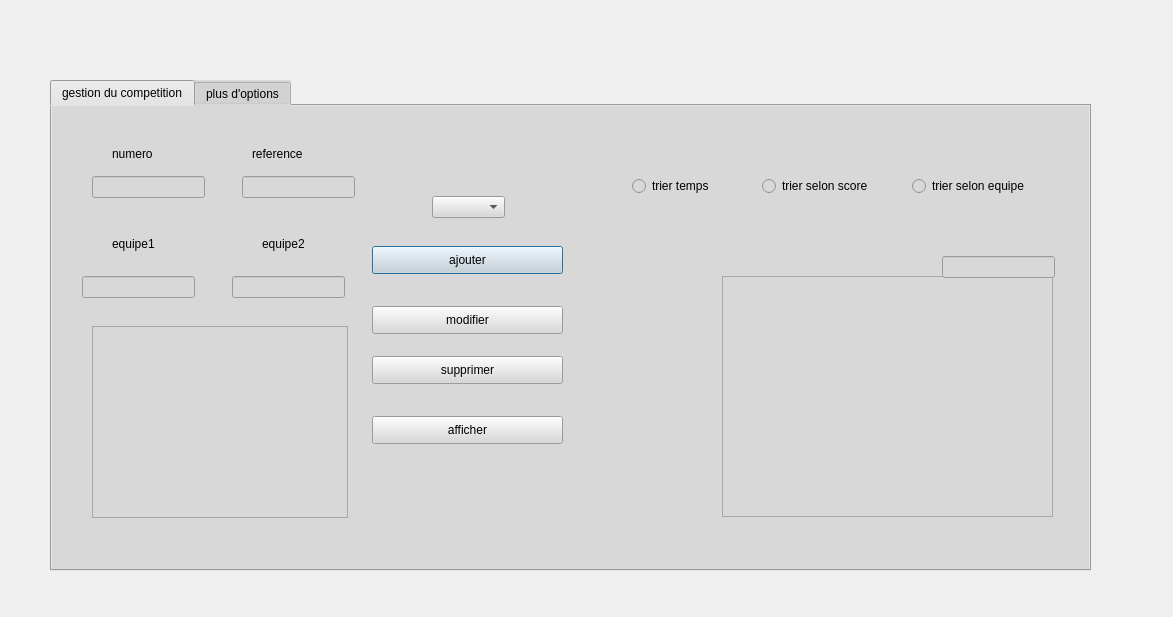
helamoalla/olympic_games_2A16, file abir/competition.ui: the form before one commit.
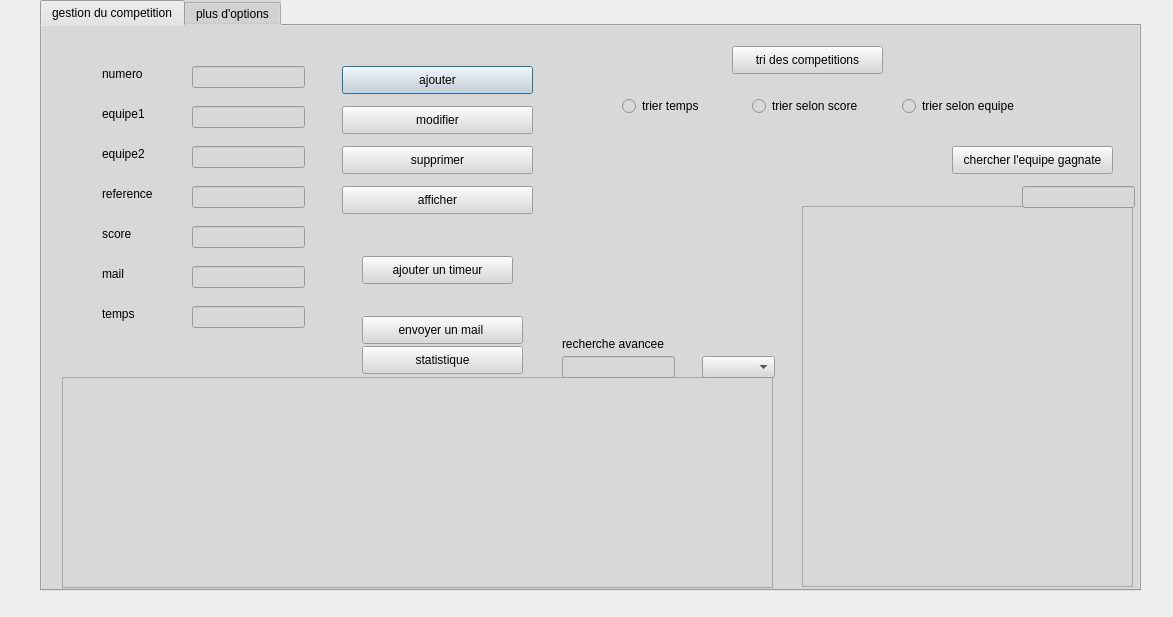
The form after the commit.

Diff of the .ui file:
```diff
--- a/abir/competition.ui
+++ b/abir/competition.ui
@@ -16,10 +16,10 @@
   <widget class="QTabWidget" name="tabWidget">
    <property name="geometry">
     <rect>
-     <x>50</x>
-     <y>80</y>
-     <width>1041</width>
-     <height>491</height>
+     <x>40</x>
+     <y>0</y>
+     <width>1101</width>
+     <height>591</height>
     </rect>
    </property>
    <property name="styleSheet">
@@ -35,8 +35,8 @@
     <widget class="QPushButton" name="pb_ajouter">
      <property name="geometry">
       <rect>
-       <x>320</x>
-       <y>140</y>
+       <x>300</x>
+       <y>40</y>
        <width>191</width>
        <height>28</height>
       </rect>
@@ -48,8 +48,8 @@
     <widget class="QPushButton" name="pb_modifier">
      <property name="geometry">
       <rect>
-       <x>320</x>
-       <y>200</y>
+       <x>300</x>
+       <y>80</y>
        <width>191</width>
        <height>28</height>
       </rect>
@@ -61,8 +61,8 @@
     <widget class="QPushButton" name="pb_supprimer">
      <property name="geometry">
       <rect>
-       <x>320</x>
-       <y>250</y>
+       <x>300</x>
+       <y>120</y>
        <width>191</width>
        <height>28</height>
       </rect>
@@ -74,8 +74,8 @@
     <widget class="QPushButton" name="pb_afficher">
      <property name="geometry">
       <rect>
-       <x>320</x>
-       <y>310</y>
+       <x>300</x>
+       <y>160</y>
        <width>191</width>
        <height>28</height>
       </rect>
@@ -88,7 +88,7 @@
      <property name="geometry">
       <rect>
        <x>60</x>
-       <y>130</y>
+       <y>80</y>
        <width>56</width>
        <height>16</height>
       </rect>
@@ -100,8 +100,8 @@
     <widget class="QLabel" name="label_2">
      <property name="geometry">
       <rect>
-       <x>210</x>
-       <y>130</y>
+       <x>60</x>
+       <y>120</y>
        <width>56</width>
        <height>16</height>
       </rect>
@@ -113,8 +113,8 @@
     <widget class="QLineEdit" name="le_equipe1">
      <property name="geometry">
       <rect>
-       <x>30</x>
-       <y>170</y>
+       <x>150</x>
+       <y>80</y>
        <width>113</width>
        <height>22</height>
       </rect>
@@ -123,8 +123,8 @@
     <widget class="QLineEdit" name="le_equipe2">
      <property name="geometry">
       <rect>
-       <x>180</x>
-       <y>170</y>
+       <x>150</x>
+       <y>120</y>
        <width>113</width>
        <height>22</height>
       </rect>
@@ -146,8 +146,8 @@
     <widget class="QLineEdit" name="le_numero">
      <property name="geometry">
       <rect>
-       <x>40</x>
-       <y>70</y>
+       <x>150</x>
+       <y>40</y>
        <width>113</width>
        <height>22</height>
       </rect>
@@ -156,8 +156,8 @@
     <widget class="QLineEdit" name="le_ref">
      <property name="geometry">
       <rect>
-       <x>190</x>
-       <y>70</y>
+       <x>150</x>
+       <y>160</y>
        <width>113</width>
        <height>22</height>
       </rect>
@@ -166,8 +166,8 @@
     <widget class="QLabel" name="label_3">
      <property name="geometry">
       <rect>
-       <x>200</x>
-       <y>40</y>
+       <x>60</x>
+       <y>160</y>
        <width>56</width>
        <height>16</height>
       </rect>
@@ -179,18 +179,18 @@
     <widget class="QTableView" name="tabCompetition">
      <property name="geometry">
       <rect>
-       <x>40</x>
-       <y>220</y>
-       <width>256</width>
-       <height>192</height>
+       <x>20</x>
+       <y>351</y>
+       <width>711</width>
+       <height>211</height>
       </rect>
      </property>
     </widget>
     <widget class="QComboBox" name="comboBox">
      <property name="geometry">
       <rect>
-       <x>380</x>
-       <y>90</y>
+       <x>660</x>
+       <y>330</y>
        <width>73</width>
        <height>22</height>
       </rect>
@@ -238,23 +238,180 @@
     <widget class="QTableView" name="tableView">
      <property name="geometry">
       <rect>
-       <x>670</x>
-       <y>170</y>
+       <x>760</x>
+       <y>180</y>
        <width>331</width>
-       <height>241</height>
+       <height>381</height>
       </rect>
      </property>
     </widget>
     <widget class="QLineEdit" name="lineEdit">
      <property name="geometry">
       <rect>
-       <x>890</x>
-       <y>150</y>
+       <x>980</x>
+       <y>160</y>
        <width>113</width>
        <height>22</height>
       </rect>
      </property>
     </widget>
+    <widget class="QLabel" name="score">
+     <property name="geometry">
+      <rect>
+       <x>60</x>
+       <y>200</y>
+       <width>56</width>
+       <height>16</height>
+      </rect>
+     </property>
+     <property name="text">
+      <string>score</string>
+     </property>
+    </widget>
+    <widget class="QLabel" name="mail">
+     <property name="geometry">
+      <rect>
+       <x>60</x>
+       <y>240</y>
+       <width>56</width>
+       <height>16</height>
+      </rect>
+     </property>
+     <property name="text">
+      <string>mail</string>
+     </property>
+    </widget>
+    <widget class="QLineEdit" name="le_score">
+     <property name="geometry">
+      <rect>
+       <x>150</x>
+       <y>200</y>
+       <width>113</width>
+       <height>22</height>
+      </rect>
+     </property>
+    </widget>
+    <widget class="QLineEdit" name="le_mail">
+     <property name="geometry">
+      <rect>
+       <x>150</x>
+       <y>240</y>
+       <width>113</width>
+       <height>22</height>
+      </rect>
+     </property>
+    </widget>
+    <widget class="QPushButton" name="pushButton_5">
+     <property name="geometry">
+      <rect>
+       <x>690</x>
+       <y>20</y>
+       <width>151</width>
+       <height>28</height>
+      </rect>
+     </property>
+     <property name="text">
+      <string>tri des competitions</string>
+     </property>
+    </widget>
+    <widget class="QPushButton" name="pushButton_6">
+     <property name="geometry">
+      <rect>
+       <x>320</x>
+       <y>230</y>
+       <width>151</width>
+       <height>28</height>
+      </rect>
+     </property>
+     <property name="text">
+      <string>ajouter un timeur</string>
+     </property>
+    </widget>
+    <widget class="QPushButton" name="pushButton_7">
+     <property name="geometry">
+      <rect>
+       <x>910</x>
+       <y>120</y>
+       <width>161</width>
+       <height>28</height>
+      </rect>
+     </property>
+     <property name="text">
+      <string>chercher l'equipe gagnate</string>
+     </property>
+    </widget>
+    <widget class="QPushButton" name="pushButton_8">
+     <property name="geometry">
+      <rect>
+       <x>320</x>
+       <y>290</y>
+       <width>161</width>
+       <height>28</height>
+      </rect>
+     </property>
+     <property name="text">
+      <string>envoyer un mail </string>
+     </property>
+    </widget>
+    <widget class="QPushButton" name="pushButton_10">
+     <property name="geometry">
+      <rect>
+       <x>320</x>
+       <y>320</y>
+       <width>161</width>
+       <height>28</height>
+      </rect>
+     </property>
+     <property name="text">
+      <string>statistique</string>
+     </property>
+    </widget>
+    <widget class="QLineEdit" name="le_temps">
+     <property name="geometry">
+      <rect>
+       <x>150</x>
+       <y>280</y>
+       <width>113</width>
+       <height>22</height>
+      </rect>
+     </property>
+    </widget>
+    <widget class="QLabel" name="temps">
+     <property name="geometry">
+      <rect>
+       <x>60</x>
+       <y>280</y>
+       <width>56</width>
+       <height>16</height>
+      </rect>
+     </property>
+     <property name="text">
+      <string>temps</string>
+     </property>
+    </widget>
+    <widget class="QLineEdit" name="rechav">
+     <property name="geometry">
+      <rect>
+       <x>520</x>
+       <y>330</y>
+       <width>113</width>
+       <height>22</height>
+      </rect>
+     </property>
+    </widget>
+    <widget class="QLabel" name="rechavv">
+     <property name="geometry">
+      <rect>
+       <x>520</x>
+       <y>310</y>
+       <width>111</width>
+       <height>16</height>
+      </rect>
+     </property>
+     <property name="text">
+      <string>recherche avancee</string>
+     </property>
+    </widget>
    </widget>
    <widget class="QWidget" name="tab_2">
     <attribute name="title">
```
Left out of the diff: 6 changed lines with no effect on the pictures.
